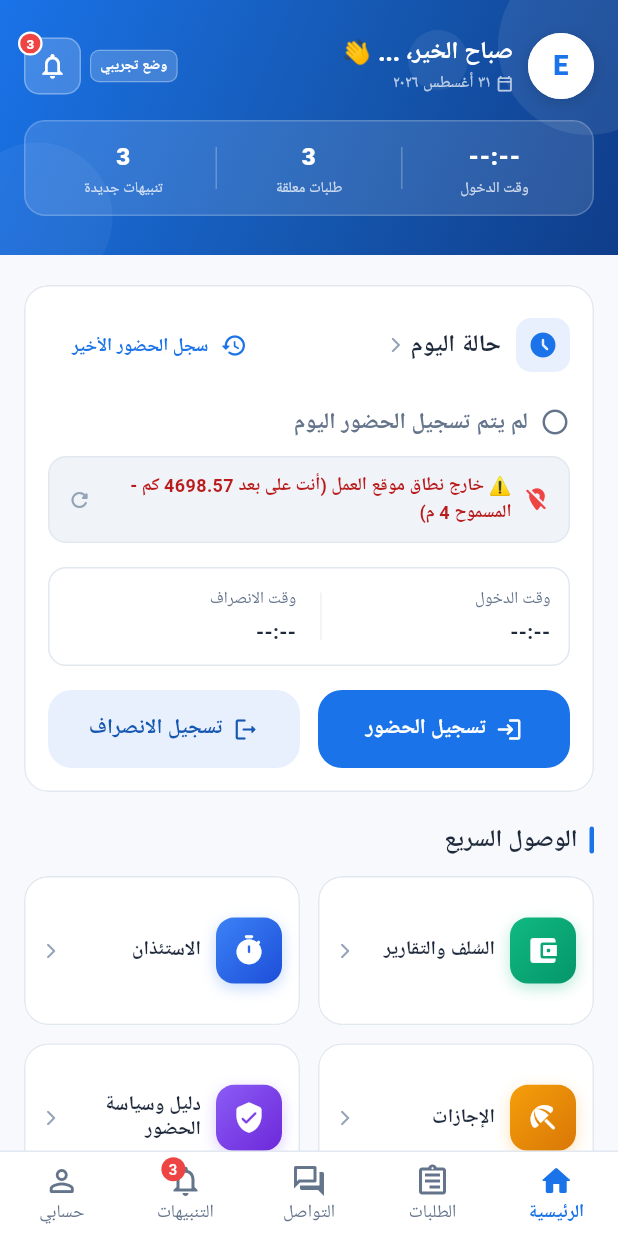
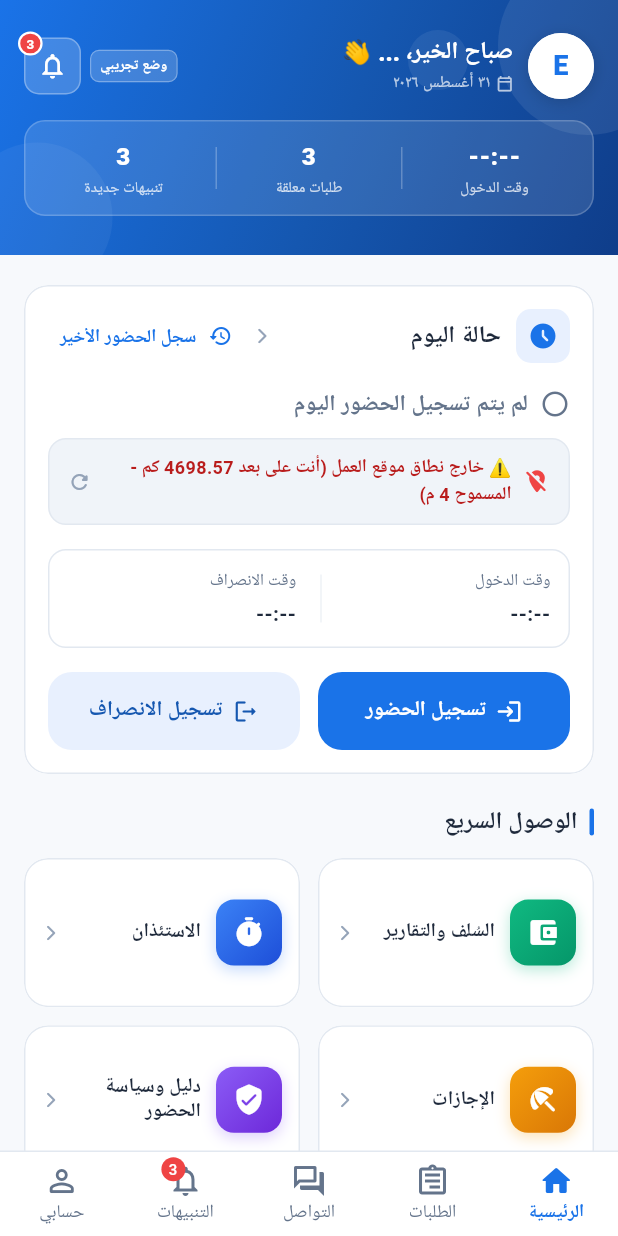
Before and after one commit to IbrahimElshishtawy/Employee_jops, a Flutter app: the HomeScreen screen opened by its route, on a phone screen of 412 x 824 dp. Run offline on Flutter 3.47's test engine with Material 3 defaults, Android fonts, the phone set to English and light mode, and no system bars; our stand-ins replace connectivity_plus, flutter_local_notifications, flutter_riverpod, flutter_secure_storage, geolocator, go_router and 4 more; accounts and stored records are empty; Roboto replaces fonts that are missing (Cairo).

Commit message:
feat: add attendance status, communication, and core UI components with accompanying widget tests

```diff
--- a/employee_setup/lib/core/widgets/attendance_card.dart
+++ b/employee_setup/lib/core/widgets/attendance_card.dart
@@ -135,7 +135,8 @@ class _AttendanceHeader extends StatelessWidget {
     return Row(
       mainAxisAlignment: MainAxisAlignment.spaceBetween,
       children: [
-        InkWell(
+        Expanded(
+          child: InkWell(
             onTap: onDetailsTap,
             borderRadius: BorderRadius.circular(8),
             child: Row(
@@ -153,12 +154,16 @@ class _AttendanceHeader extends StatelessWidget {
                   ),
                 ),
                 const SizedBox(width: 10),
-              Text(
+                Expanded(
+                  child: Text(
                     context.tr('home.today_status'),
+                    overflow: TextOverflow.ellipsis,
+                    maxLines: 1,
                     style: TextStyle(
                       fontSize: 16,
                       fontWeight: FontWeight.w700,
                       color: isDark ? Colors.white : AppColors.textPrimaryLight,
+                    ),
                   ),
                 ),
                 if (onDetailsTap != null) ...[
@@ -174,15 +179,24 @@ class _AttendanceHeader extends StatelessWidget {
               ],
             ),
           ),
-        if (onHistoryTap != null)
+        ),
+        if (onHistoryTap != null) ...[
+          const SizedBox(width: 6),
           TextButton.icon(
             onPressed: onHistoryTap,
-            icon: const Icon(Icons.history_rounded, size: 18),
+            style: TextButton.styleFrom(
+              padding: const EdgeInsets.symmetric(horizontal: 8, vertical: 4),
+              minimumSize: Size.zero,
+              tapTargetSize: MaterialTapTargetSize.shrinkWrap,
+              visualDensity: VisualDensity.compact,
+            ),
+            icon: const Icon(Icons.history_rounded, size: 16),
             label: Text(
               context.tr('attendance.history'),
               style: const TextStyle(fontSize: 12),
             ),
           ),
+        ],
       ],
     );
   }
@@ -229,16 +243,20 @@ class _AttendanceStatusRow extends StatelessWidget {
       children: [
         Icon(statusIcon, color: statusColor, size: 20),
         const SizedBox(width: 8),
-        Text(
+        Expanded(
+          child: Text(
             mainStatusText,
+            overflow: TextOverflow.ellipsis,
+            maxLines: 1,
             style: TextStyle(
               fontSize: 15,
               fontWeight: FontWeight.w700,
               color: statusColor,
             ),
           ),
-        const Spacer(),
-        if (!isOnline)
+        ),
+        if (!isOnline) ...[
+          const SizedBox(width: 8),
           Container(
             padding: const EdgeInsets.symmetric(horizontal: 8, vertical: 3),
             decoration: BoxDecoration(
@@ -246,7 +264,7 @@ class _AttendanceStatusRow extends StatelessWidget {
               borderRadius: BorderRadius.circular(6),
             ),
             child: Text(
-              'وضع بدون اتصال',
+              context.tr('attendance.offline_badge'),
               style: TextStyle(
                 fontSize: 10,
                 fontWeight: FontWeight.w700,
@@ -254,6 +272,7 @@ class _AttendanceStatusRow extends StatelessWidget {
               ),
             ),
           ),
+        ],
       ],
     );
   }
```
Also changed, not shown: employee_setup/lib/features/attendance/presentation/widgets/today_attendance_status_card.dart (+11 -3 lines), employee_setup/lib/features/communication/presentation/widgets/communication_header.dart (+15 -9 lines), employee_setup/lib/features/communication/presentation/widgets/request_card.dart (+12 -4 lines), 2 other files. Lines whose indentation alone changed are shown as unchanged.
